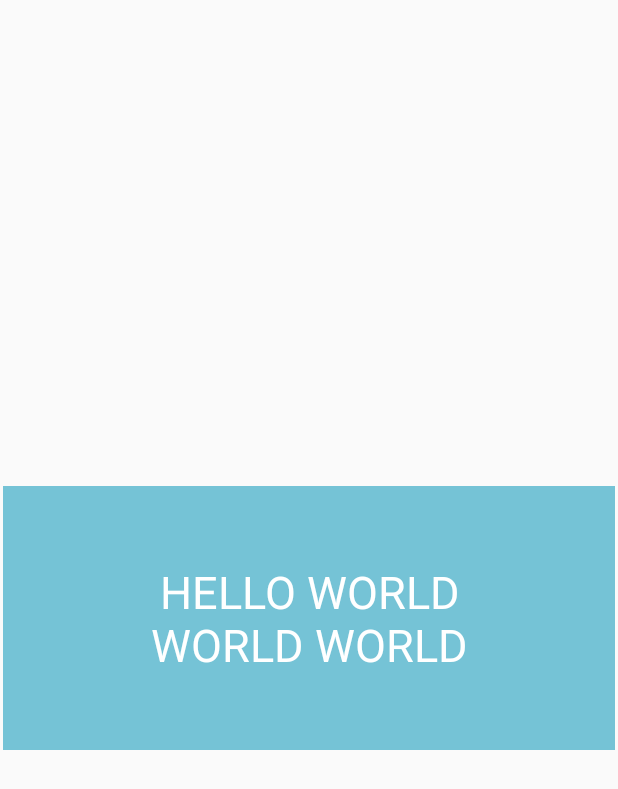
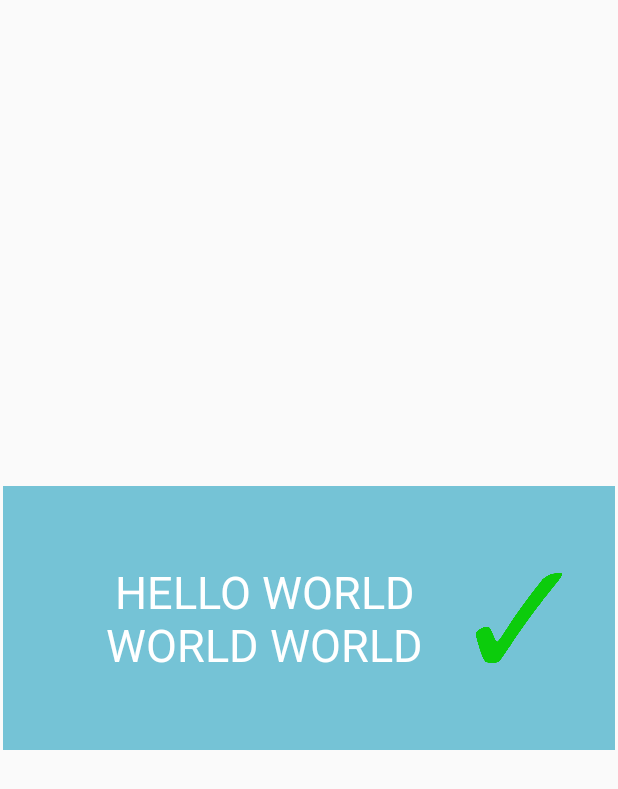
Before and after one commit to linuxct/IT.AndroidClient, an Android app: the layout rv_main_item.xml on its own in the app's theme, with its tools: preview values and no code run, on a phone screen of 412 x 824 dp. Shown: the top 789 px of the screen. Run offline under Robolectric (Android 15) with nearby library versions, the phone set to English and light mode, and no system bars.

Commit message:
Green tick

```diff
--- a/app/src/main/res/layout/rv_main_item.xml
+++ b/app/src/main/res/layout/rv_main_item.xml
@@ -26,17 +26,17 @@
             android:layout_alignParentTop="true"
             android:layout_centerVertical="true"
             android:textAllCaps="true"
-            android:textSize="30dp"
-            android:text="Hello WORLD WORLD world"
+            android:textSize="30sp"
+            tools:text="Hello WORLD WORLD world"
             android:textColor="@android:color/white" />
         <ImageView
             android:id="@+id/isCompleted"
-            android:layout_width="wrap_content"
-            android:layout_height="wrap_content"
+            android:layout_width="60dp"
+            android:layout_height="60dp"
             android:layout_centerVertical="true"
             android:layout_toEndOf="@+id/cardTextView"
-            android:visibility="gone"
-            card_view:srcCompat="@drawable/ic_launcher_foreground" />
+            android:visibility="visible"
+            card_view:srcCompat="@drawable/res_def" />
 
     </RelativeLayout>
 
```
Also changed, not shown: app/src/main/res/drawable/res_def.png (added).
